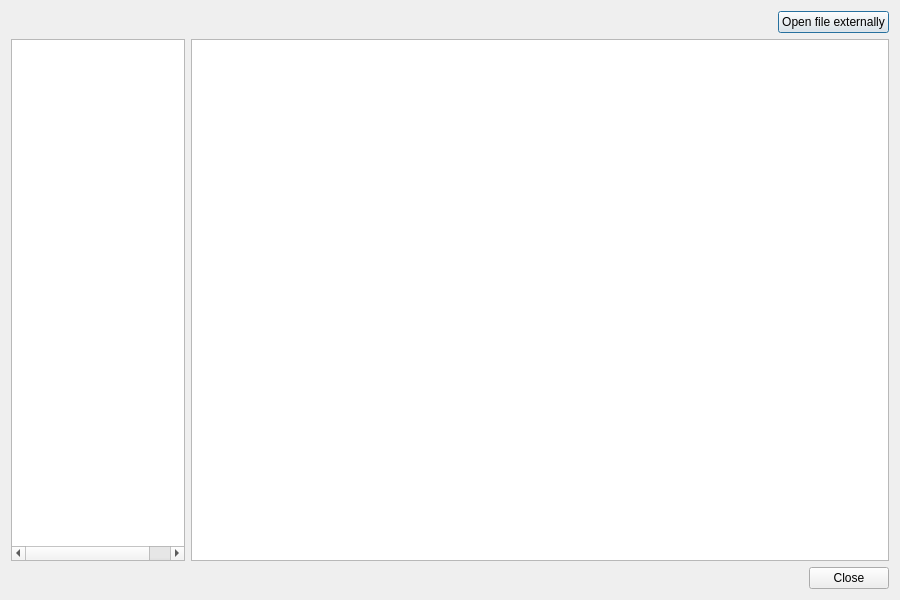
The window that OTModules/wVerifyMap/Widgets/dlgfilepreview.ui (pietr26/OMSI-Tools) describes before a commit, drawn with Qt 5.
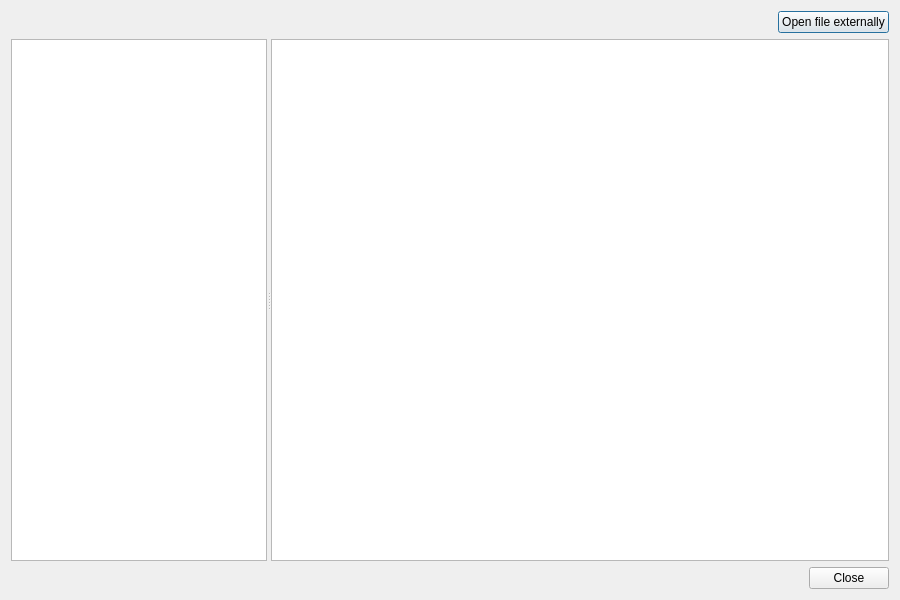
The same window after the commit.

Commit message: close files using context menu

Diff of the .ui file:
```diff
--- a/OTModules/wVerifyMap/Widgets/dlgfilepreview.ui
+++ b/OTModules/wVerifyMap/Widgets/dlgfilepreview.ui
@@ -39,8 +39,19 @@
     </layout>
    </item>
    <item>
-    <layout class="QHBoxLayout" name="horizontalLayout_2" stretch="1,4">
-     <item>
+    <widget class="QSplitter" name="splitter">
+     <property name="sizePolicy">
+      <sizepolicy hsizetype="Expanding" vsizetype="Expanding">
+       <horstretch>0</horstretch>
+       <verstretch>0</verstretch>
+      </sizepolicy>
+     </property>
+     <property name="orientation">
+      <enum>Qt::Orientation::Horizontal</enum>
+     </property>
+     <property name="childrenCollapsible">
+      <bool>false</bool>
+     </property>
       <widget class="QTreeWidget" name="twgFiles">
        <property name="headerHidden">
         <bool>true</bool>
@@ -56,9 +67,13 @@
         </property>
        </column>
       </widget>
-     </item>
-     <item>
       <widget class="QTreeWidget" name="twgPreview">
+      <property name="sizePolicy">
+       <sizepolicy hsizetype="Expanding" vsizetype="Expanding">
+        <horstretch>1</horstretch>
+        <verstretch>0</verstretch>
+       </sizepolicy>
+      </property>
        <property name="font">
         <font>
          <family>Lucida Console</family>
@@ -92,8 +107,7 @@
         </property>
        </column>
       </widget>
-     </item>
-    </layout>
+    </widget>
    </item>
    <item>
     <widget class="QDialogButtonBox" name="buttonBox">
```
Lines whose indentation alone changed are shown as unchanged. The commit also changes 1 other file.
